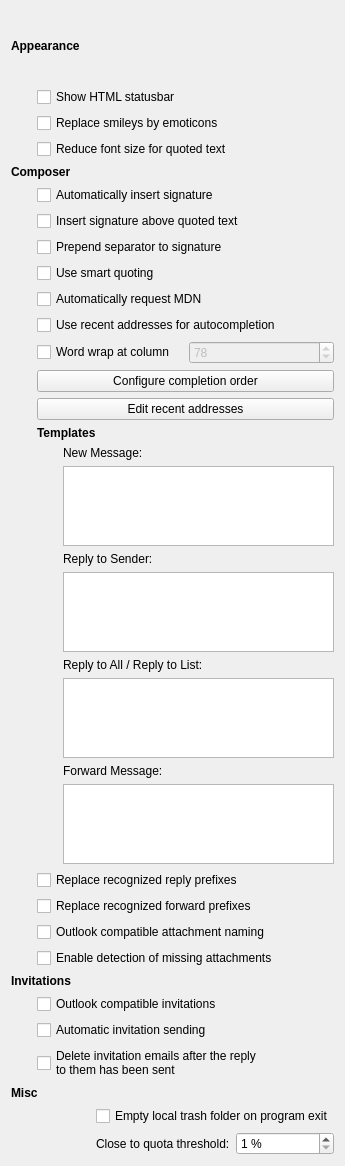
First picture: the form in mobile/mail/configwidget.ui, repository chusopr/kdepim-ktimetracker-akonadi, before the edit.
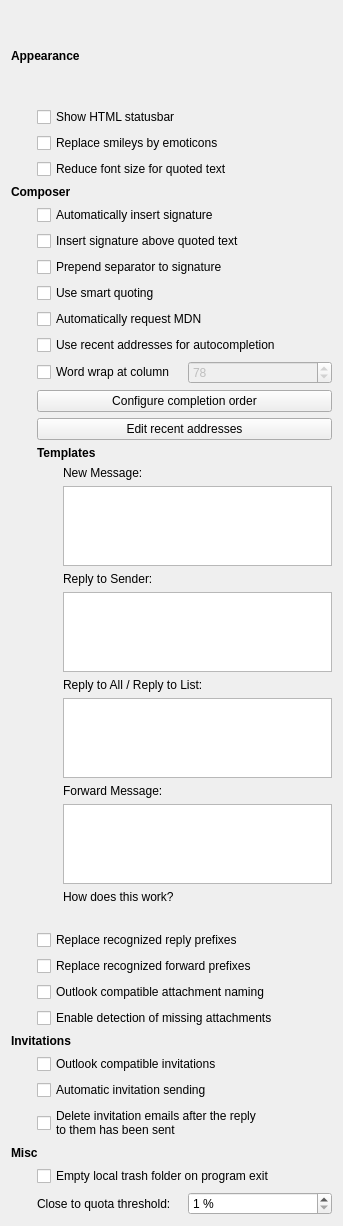
Second picture: the form after the edit. Custom widgets are drawn as their Qt base class.

Commit message: Add inline help text for template editors

Diff of the .ui file:
```diff
--- a/mobile/mail/configwidget.ui
+++ b/mobile/mail/configwidget.ui
@@ -6,11 +6,11 @@
    <rect>
     <x>0</x>
     <y>0</y>
-    <width>345</width>
-    <height>1166</height>
+    <width>343</width>
+    <height>1226</height>
    </rect>
   </property>
-  <layout class="QVBoxLayout" name="verticalLayout_5">
+  <layout class="QVBoxLayout" name="verticalLayout_6">
    <item>
     <layout class="QGridLayout" name="gridLayout" rowstretch="0,1" columnstretch="0,1">
      <item row="0" column="0" colspan="2">
@@ -334,6 +334,27 @@
          </property>
         </widget>
        </item>
+       <item row="9" column="1">
+        <layout class="QVBoxLayout" name="verticalLayout_5" stretch="0,1">
+         <item>
+          <widget class="QLabel" name="howDoesThisWorkLabel">
+           <property name="text">
+            <string>How does this work?</string>
+           </property>
+           <property name="textInteractionFlags">
+            <set>Qt::TextBrowserInteraction</set>
+           </property>
+          </widget>
+         </item>
+         <item>
+          <widget class="QLabel" name="helpLabel">
+           <property name="text">
+            <string/>
+           </property>
+          </widget>
+         </item>
+        </layout>
+       </item>
       </layout>
      </item>
      <item row="3" column="1">
@@ -430,7 +451,7 @@
     </layout>
    </item>
    <item>
-    <layout class="QGridLayout" name="gridLayout_4">
+    <layout class="QGridLayout" name="gridLayout_4" columnstretch="0,1">
      <item row="0" column="0" colspan="2">
       <widget class="QLabel" name="label_8">
        <property name="font">
```
The commit also changes 2 other files.
